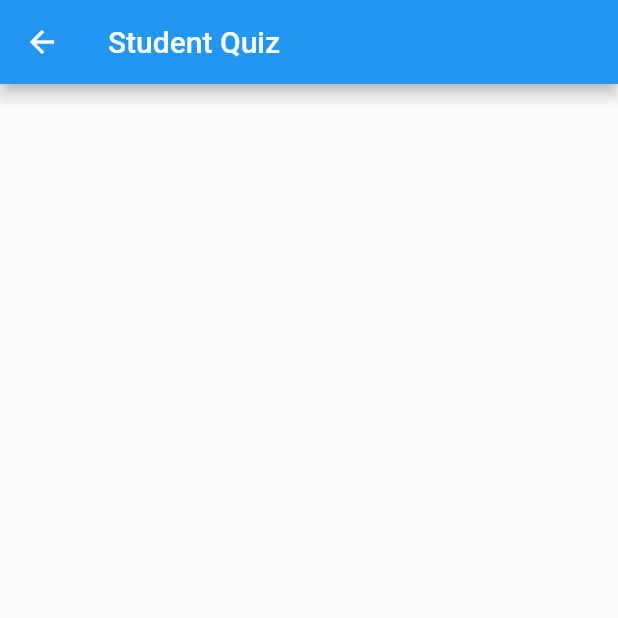
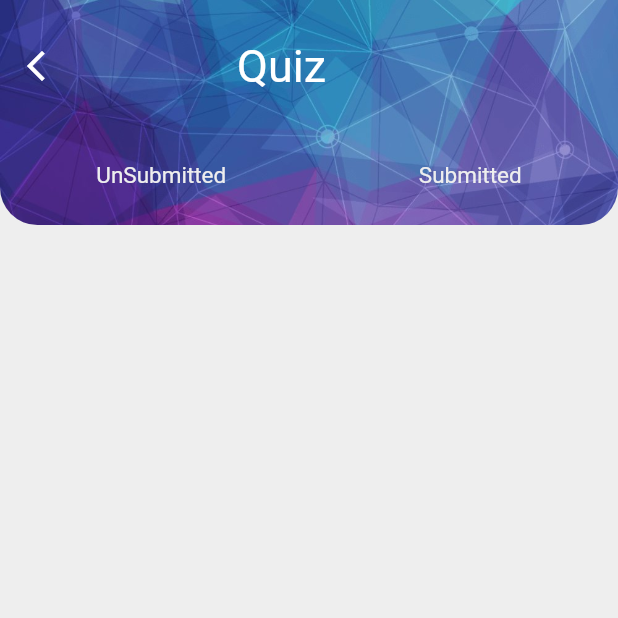
Before and after one commit to Boringlyf/lms_app, a Flutter app: the StudentQuizPage screen opened directly, on a phone screen of 412 x 824 dp, the top half of it. Run offline on Flutter 3.47's test engine with Material 2 defaults, Android fonts, the phone set to English and light mode, and no system bars.

Commit message:
Push files

```diff
--- a/lib/Screens/announcements_screen.dart
+++ b/lib/Screens/announcements_screen.dart
@@ -11,7 +11,8 @@ class AnnouncementsScreen extends StatelessWidget {
         decoration: BoxDecoration(
           image: DecorationImage(
               image: AssetImage('assets/background_img.png'),
-                  fit: BoxFit.cover)),
+              fit: BoxFit.cover),
+        ),
       ),
       Align(
         alignment: Alignment.bottomCenter,
@@ -29,10 +30,13 @@ class AnnouncementsScreen extends StatelessWidget {
                   padding: EdgeInsets.symmetric(horizontal: 15, vertical: 10),
                   width: 300,
                   height: 200,
-                    child: Card()),
+                  child: Card(
+                    elevation: 5,
+                    shape: RoundedRectangleBorder(
+                        borderRadius: BorderRadius.circular(25)),
+                  )),
             )),
       ),
-      ]),
-    );
+    ]));
   }
 }
--- a/lib/Screens/courses_screen.dart
+++ b/lib/Screens/courses_screen.dart
@@ -8,13 +8,6 @@ class CoursesScreen extends StatelessWidget {
   CoursesScreen({required this.nextScreen, super.key});
 
   var pageCounter = 0;
-
-  final pageList = [
-    Container(color: Colors.green),
-    Container(
-      color: Colors.pink,
-    )
-  ];
 
   @override
   Widget build(BuildContext context) {
@@ -38,9 +31,9 @@ class CoursesScreen extends StatelessWidget {
                     height: 100,
                     margin: EdgeInsets.all(5),
                     child: GestureDetector(
-                            onTap: () => Navigator.of(context).push(
-                                MaterialPageRoute(
-                                    builder: (context) => nextScreen)),
+                      onTap: () => Navigator.of(context).push(MaterialPageRoute(
+                        builder: (context) => nextScreen,
+                      )),
                       child: Card(
                         color: Colors.deepPurple[400],
                         elevation: 5,
@@ -48,8 +41,7 @@ class CoursesScreen extends StatelessWidget {
                           borderRadius: BorderRadius.circular(20),
                         ),
                         child: Padding(
-                                padding:
-                                    const EdgeInsets.symmetric(horizontal: 15),
+                          padding: const EdgeInsets.symmetric(horizontal: 15),
                           child: ListTile(
                             title: Padding(
                               padding: EdgeInsets.symmetric(vertical: 10),
@@ -69,7 +61,8 @@ class CoursesScreen extends StatelessWidget {
                         ),
                       ),
                     ),
-                        )),
+                  ),
+                ),
               ),
             ),
           ),
--- a/lib/Screens/student_quiz_screen.dart
+++ b/lib/Screens/student_quiz_screen.dart
@@ -1,13 +1,72 @@
 import 'package:flutter/material.dart';
+import 'package:lms_app/models/courses_model.dart';
+import 'package:provider/provider.dart';
 
 class StudentQuizPage extends StatelessWidget {
-  const StudentQuizPage({super.key});
+  StudentQuizPage({super.key});
+
+  var pageIndex = 0;
 
   @override
   Widget build(BuildContext context) {
     return Scaffold(
-      appBar: AppBar(
-        title: Text('Student Quiz'),
+      body: Stack(
+        children: [
+          Container(
+            color: Colors.grey[200],
+            // child: Center(child: Text(listener.subjectName)),
+          ),
+          Container(
+            width: double.infinity,
+            height: 150,
+            decoration: BoxDecoration(
+                borderRadius: BorderRadius.only(
+                    bottomLeft: Radius.circular(25),
+                    bottomRight: Radius.circular(25)),
+                image: DecorationImage(
+                    image: AssetImage('assets/background_img.png'),
+                    fit: BoxFit.cover)),
+            child: Padding(
+              padding: const EdgeInsets.symmetric(vertical: 20),
+              child: Column(
+                children: [
+                  Row(
+                    children: [
+                      IconButton(
+                        onPressed: (() {}),
+                        icon: Icon(Icons.arrow_back_ios_new),
+                        color: Colors.white,
+                      ),
+                      SizedBox(
+                        width: 110,
+                      ),
+                      Text(
+                        'Quiz',
+                        style: TextStyle(fontSize: 30, color: Colors.white),
+                      )
+                    ],
+                  ),
+                  SizedBox(
+                    height: 40,
+                  ),
+                  Row(
+                    mainAxisAlignment: MainAxisAlignment.spaceAround,
+                    children: [
+                      Text(
+                        'UnSubmitted',
+                        style: TextStyle(color: Colors.grey[200], fontSize: 15),
+                      ),
+                      Text(
+                        'Submitted',
+                        style: TextStyle(fontSize: 15, color: Colors.grey[200]),
+                      )
+                    ],
+                  )
+                ],
+              ),
+            ),
+          )
+        ],
       ),
     );
   }
--- a/lib/main.dart
+++ b/lib/main.dart
@@ -1,6 +1,6 @@
 import 'package:flutter/material.dart';
 import 'package:lms_app/Screens/student_homescreen.dart';
-import './providers/announcements_provider.dart';
+// import './providers/announcements_provider.dart';
 import './providers/courses_provider.dart';
 import 'package:provider/provider.dart';
 
--- a/lib/models/courses_model.dart
+++ b/lib/models/courses_model.dart
@@ -1,6 +1,6 @@
 import 'package:flutter/foundation.dart';
 
-class CoursesModel {
+class CoursesModel with ChangeNotifier {
   final String courseId;
   final String subjectName;
   // final int numOfStudents;
--- a/lib/widgets/choices_stack_widget.dart
+++ b/lib/widgets/choices_stack_widget.dart
@@ -7,6 +7,8 @@ import 'package:lms_app/Screens/schedule_screen.dart';
 import 'package:lms_app/Screens/student_homescreen.dart';
 import 'package:lms_app/Screens/student_homework_screen.dart';
 import 'package:lms_app/Screens/student_quiz_screen.dart';
+import 'package:lms_app/providers/courses_provider.dart';
+import 'package:provider/provider.dart';
 
 class ChoicesStackWidget extends StatelessWidget {
   const ChoicesStackWidget({super.key});
```
Lines whose indentation alone changed are shown as unchanged.
